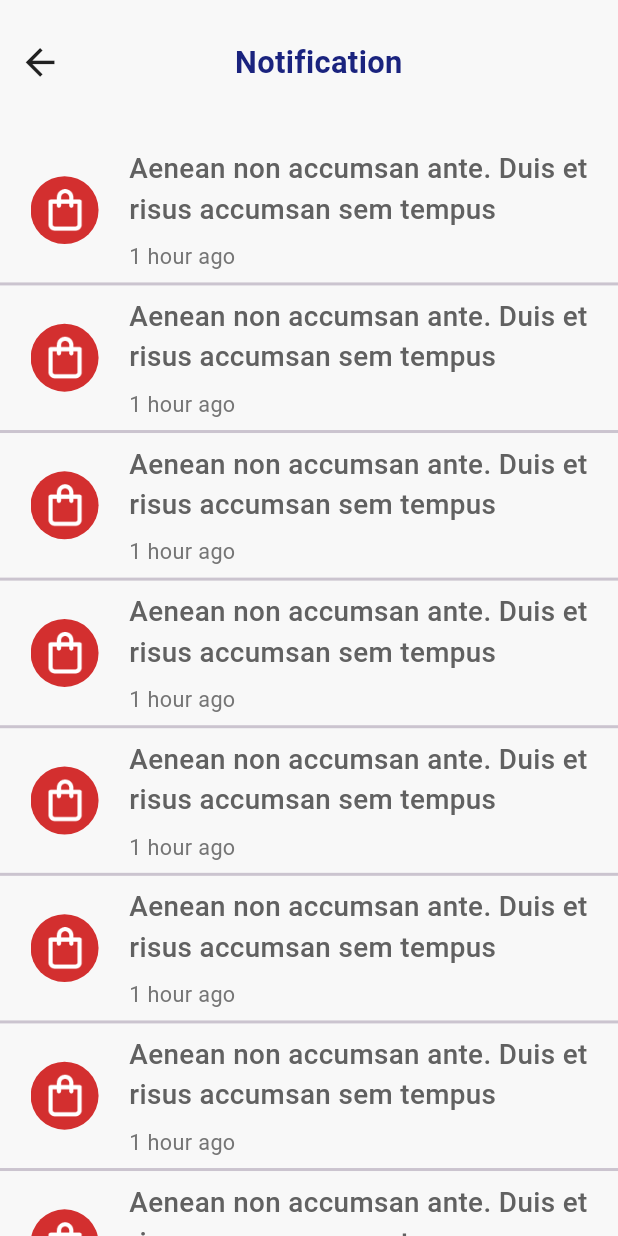
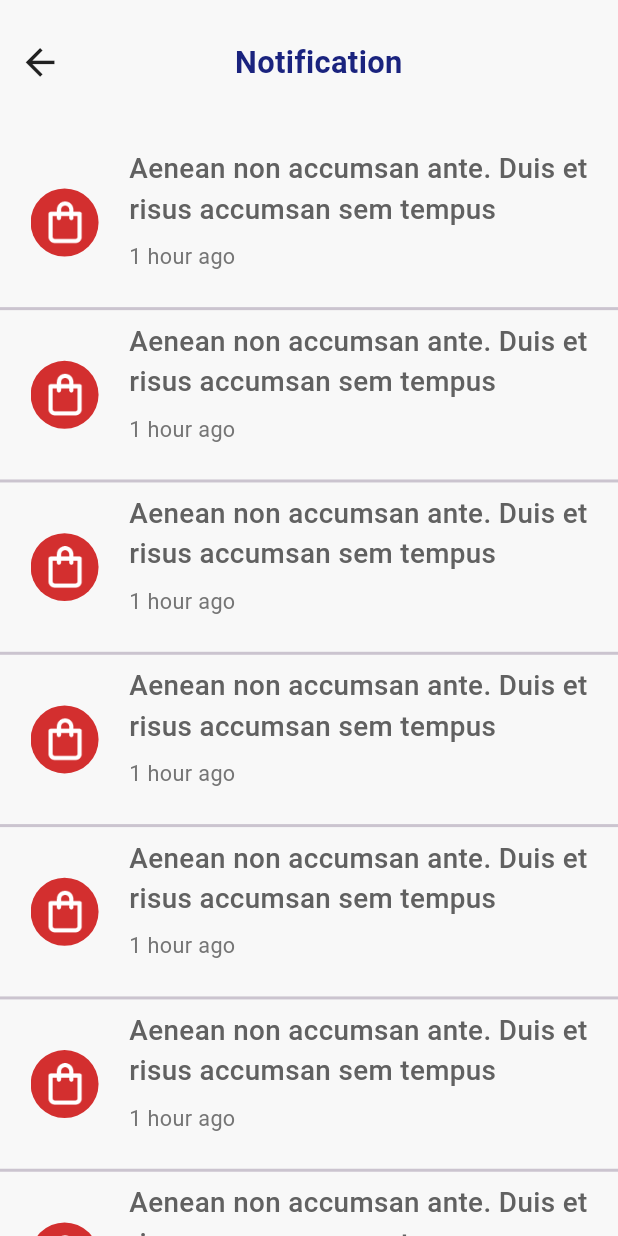
Before and after one commit to aliahmad772002/motor_app, a Flutter app: the Home screen opened directly, after a tap on the "notification important" icon, on a phone screen of 412 x 824 dp. Run offline on Flutter 3.47's test engine with Material 3 defaults, Android fonts, the phone set to English and light mode, and no system bars; our stand-ins replace carousel_slider, dotted_border.

Commit message:
chnages by ali

```diff
--- a/lib/address.dart
+++ b/lib/address.dart
@@ -345,7 +345,9 @@ class _AdressState extends State<Adress> {
                         ],
                       ),
                       Padding(
-                        padding: const EdgeInsets.only(bottom: 20),
+                        padding: const EdgeInsets.only(
+                          top: 20,
+                        ),
                         child: Align(
                           alignment: Alignment.bottomCenter,
                           child: Card(
--- a/lib/body.dart
+++ b/lib/body.dart
@@ -20,7 +20,7 @@ class _BodyState extends State<Body> {
           child: Column(
             children: [
               Container(
-                height: height * 0.5,
+                height: height * 0.48,
                 color: Colors.white,
                 child: Column(
                   children: [
--- a/lib/brake.dart
+++ b/lib/brake.dart
@@ -20,7 +20,7 @@ class _BrakeState extends State<Brake> {
           child: Column(
             children: [
               Container(
-                height: height * 0.5,
+                height: height * 0.48,
                 color: Colors.white,
                 child: Column(
                   children: [
--- a/lib/engine.dart
+++ b/lib/engine.dart
@@ -20,7 +20,7 @@ class _EngineState extends State<Engine> {
           child: Column(
             children: [
               Container(
-                height: height * 0.5,
+                height: height * 0.48,
                 color: Colors.white,
                 child: Column(
                   children: [
--- a/lib/home.dart
+++ b/lib/home.dart
@@ -487,7 +487,6 @@ class _HomeState extends State<Home> {
                                   top: 10, left: 30, right: 30),
                               child: Container(
                                   height: height * 0.4,
-                                  // color: Colors.blue,
                                   child: Column(
                                     children: [
                                       Row(
@@ -540,7 +539,7 @@ class _HomeState extends State<Home> {
                                                       width: width * 0.4,
                                                     ),
                                                     SizedBox(
-                                                      height: height * 0.02,
+                                                      height: height * 0.01,
                                                     ),
                                                     Text(
                                                       'Engine Part',
@@ -551,9 +550,6 @@ class _HomeState extends State<Home> {
                                                               Color(0xff5E7FB1),
                                                           fontWeight:
                                                               FontWeight.bold),
-                                                    ),
-                                                    SizedBox(
-                                                      height: height * 0.01,
                                                     ),
                                                     Text(
                                                       'AED 33',
@@ -588,7 +584,7 @@ class _HomeState extends State<Home> {
                                                       width: width * 0.4,
                                                     ),
                                                     SizedBox(
-                                                      height: height * 0.02,
+                                                      height: height * 0.01,
                                                     ),
                                                     Text(
                                                       'Body Part',
@@ -599,9 +595,6 @@ class _HomeState extends State<Home> {
                                                               Color(0xff5E7FB1),
                                                           fontWeight:
                                                               FontWeight.bold),
-                                                    ),
-                                                    SizedBox(
-                                                      height: height * 0.01,
                                                     ),
                                                     Text(
                                                       'AED 33',
@@ -678,7 +671,7 @@ class _HomeState extends State<Home> {
                                                       width: width * 0.4,
                                                     ),
                                                     SizedBox(
-                                                      height: height * 0.02,
+                                                      height: height * 0.01,
                                                     ),
                                                     Text(
                                                       'Head Light',
@@ -689,9 +682,6 @@ class _HomeState extends State<Home> {
                                                               Color(0xff5E7FB1),
                                                           fontWeight:
                                                               FontWeight.bold),
-                                                    ),
-                                                    SizedBox(
-                                                      height: height * 0.01,
                                                     ),
                                                     Text(
                                                       'AED 33',
@@ -726,7 +716,7 @@ class _HomeState extends State<Home> {
                                                       width: width * 0.4,
                                                     ),
                                                     SizedBox(
-                                                      height: height * 0.02,
+                                                      height: height * 0.01,
                                                     ),
                                                     Text(
                                                       'Break Switch',
@@ -737,9 +727,6 @@ class _HomeState extends State<Home> {
                                                               Color(0xff5E7FB1),
                                                           fontWeight:
                                                               FontWeight.bold),
-                                                    ),
-                                                    SizedBox(
-                                                      height: height * 0.01,
                                                     ),
                                                     Text(
                                                       'AED 33',
--- a/lib/light.dart
+++ b/lib/light.dart
@@ -20,7 +20,7 @@ class _LightState extends State<Light> {
           child: Column(
             children: [
               Container(
-                height: height * 0.5,
+                height: height * 0.48,
                 color: Colors.white,
                 child: Column(
                   children: [
--- a/lib/notify.dart
+++ b/lib/notify.dart
@@ -67,7 +67,7 @@ class _NotifyState extends State<Notify> {
                       ListView(
                         children: [
                           Container(
-                            height: height * 0.1,
+                            height: height * 0.12,
                             child: Row(
                               mainAxisAlignment: MainAxisAlignment.spaceEvenly,
                               children: [
@@ -110,7 +110,7 @@ class _NotifyState extends State<Notify> {
                             thickness: 2,
                           ),
                           Container(
-                            height: height * 0.1,
+                            height: height * 0.12,
                             child: Row(
                               mainAxisAlignment: MainAxisAlignment.spaceEvenly,
                               children: [
@@ -153,7 +153,7 @@ class _NotifyState extends State<Notify> {
                             thickness: 2,
                           ),
                           Container(
-                            height: height * 0.1,
+                            height: height * 0.12,
                             child: Row(
                               mainAxisAlignment: MainAxisAlignment.spaceEvenly,
                               children: [
@@ -196,7 +196,7 @@ class _NotifyState extends State<Notify> {
                             thickness: 2,
                           ),
                           Container(
-                            height: height * 0.1,
+                            height: height * 0.12,
                             child: Row(
                               mainAxisAlignment: MainAxisAlignment.spaceEvenly,
                               children: [
@@ -239,7 +239,7 @@ class _NotifyState extends State<Notify> {
                             thickness: 2,
                           ),
                           Container(
-                            height: height * 0.1,
+                            height: height * 0.12,
                             child: Row(
                               mainAxisAlignment: MainAxisAlignment.spaceEvenly,
                               children: [
@@ -282,7 +282,7 @@ class _NotifyState extends State<Notify> {
                             thickness: 2,
                           ),
                           Container(
-                            height: height * 0.1,
+                            height: height * 0.12,
                             child: Row(
                               mainAxisAlignment: MainAxisAlignment.spaceEvenly,
                               children: [
@@ -325,7 +325,7 @@ class _NotifyState extends State<Notify> {
                             thickness: 2,
                           ),
                           Container(
-                            height: height * 0.1,
+                            height: height * 0.12,
                             child: Row(
                               mainAxisAlignment: MainAxisAlignment.spaceEvenly,
                               children: [
@@ -368,7 +368,7 @@ class _NotifyState extends State<Notify> {
                             thickness: 2,
                           ),
                           Container(
-                            height: height * 0.1,
+                            height: height * 0.12,
                             child: Row(
                               mainAxisAlignment: MainAxisAlignment.spaceEvenly,
                               children: [
--- a/lib/payment.dart
+++ b/lib/payment.dart
@@ -324,7 +324,7 @@ class _PaymentState extends State<Payment> {
                 ),
               ),
               SizedBox(
-                height: height * 0.03,
+                height: height * 0.02,
               ),
               Card(
                 elevation: 5,
--- a/lib/signin.dart
+++ b/lib/signin.dart
@@ -185,7 +185,7 @@ class _SignInState extends State<SignIn> {
                 ],
               ),
               SizedBox(
-                height: height * 0.13,
+                height: height * 0.1,
               ),
               Padding(
                 padding: EdgeInsets.only(right: width * 0.03),
--- a/lib/splashscreen.dart
+++ b/lib/splashscreen.dart
@@ -2,6 +2,7 @@ import 'dart:async';
 
 import 'package:flutter/material.dart';
 import 'package:motor_app/main.dart';
+import 'package:motor_app/signp.dart';
 
 class SplashScreen extends StatefulWidget {
   const SplashScreen({Key? key}) : super(key: key);
@@ -17,9 +18,7 @@ class _SplashScreenState extends State<SplashScreen> {
       Duration(seconds: 3),
       () => Navigator.of(context).pushReplacement(
         MaterialPageRoute(
-          builder: (BuildContext context) => MyHomePage(
-            title: '',
-          ),
+          builder: (BuildContext context) => SignUp()
         ),
       ),
     );
```
Also changed, not shown: lib/cart.dart (+5 -5 lines), lib/setting.dart (+12 -1 lines), lib/signp.dart (+10 -0 lines).
